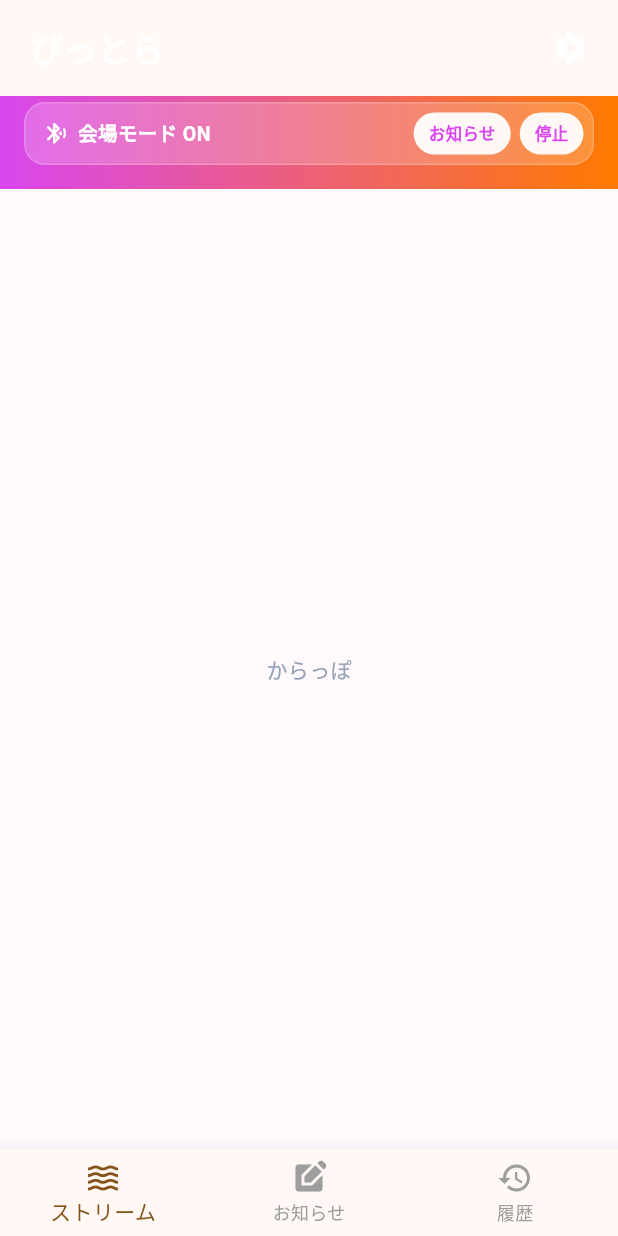
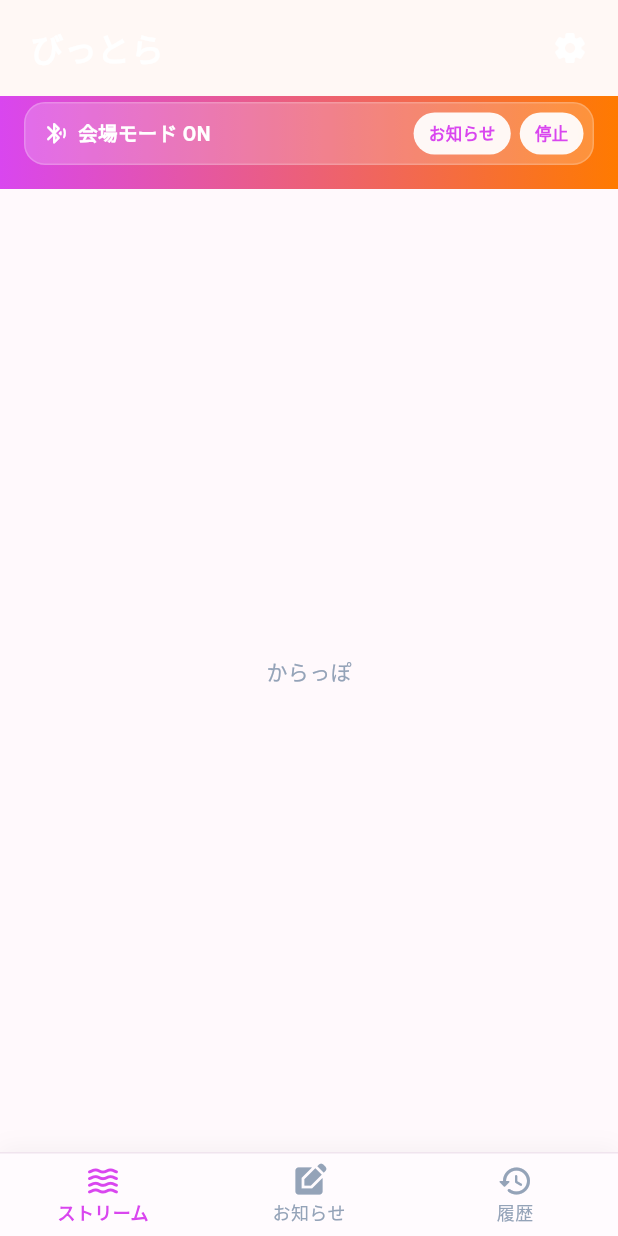
Before and after one commit to kaeruko/bittra, a Flutter app: the screen it shows after launch, after a tap on "同意してはじめる / Agree and Continue", on a phone screen of 412 x 824 dp. Run offline on Flutter 3.47's test engine with Material 3 defaults, Android fonts, the phone set to English and light mode, and no system bars; our stand-ins replace flutter_riverpod, go_router, riverpod_annotation, shared_preferences, sqflite, webview_flutter; accounts and stored records are empty; generated files the repository leaves out were written again.

Commit message:
Restyle bottom navigation to match stream UI

```diff
--- a/lib/screens/main_scaffold.dart
+++ b/lib/screens/main_scaffold.dart
@@ -10,17 +10,55 @@ class MainScaffold extends StatelessWidget {
   Widget build(BuildContext context) {
     return Scaffold(
       body: child,
-      bottomNavigationBar: BottomNavigationBar(
-        currentIndex: _calculateSelectedIndex(context),
-        onTap: (int idx) => _onItemTapped(idx, context),
-        items: const [
-          BottomNavigationBarItem(icon: Icon(Icons.waves), label: 'ストリーム'),
-          BottomNavigationBarItem(icon: Icon(Icons.edit_square), label: 'お知らせ'),
-          BottomNavigationBarItem(icon: Icon(Icons.history), label: '履歴'),
-        ],
-        selectedItemColor: Theme.of(context).colorScheme.primary,
-        unselectedItemColor: Colors.grey,
-        showUnselectedLabels: true,
+      bottomNavigationBar: DecoratedBox(
+        decoration: BoxDecoration(
+          color: const Color(0xFFFFFBFE),
+          border: const Border(
+            top: BorderSide(color: Color(0xFFF0E4EE)),
+          ),
+          boxShadow: [
+            BoxShadow(
+              color: Colors.black.withValues(alpha: 0.04),
+              blurRadius: 12,
+              offset: const Offset(0, -3),
+            ),
+          ],
+        ),
+        child: SafeArea(
+          top: false,
+          child: BottomNavigationBar(
+            currentIndex: _calculateSelectedIndex(context),
+            onTap: (int idx) => _onItemTapped(idx, context),
+            type: BottomNavigationBarType.fixed,
+            backgroundColor: Colors.transparent,
+            elevation: 0,
+            selectedItemColor: const Color(0xFFD946EF),
+            unselectedItemColor: const Color(0xFF94A3B8),
+            selectedLabelStyle: const TextStyle(
+              fontSize: 12,
+              fontWeight: FontWeight.w700,
+            ),
+            unselectedLabelStyle: const TextStyle(
+              fontSize: 12,
+              fontWeight: FontWeight.w500,
+            ),
+            showUnselectedLabels: true,
+            items: const [
+              BottomNavigationBarItem(
+                icon: Icon(Icons.waves_rounded),
+                label: 'ストリーム',
+              ),
+              BottomNavigationBarItem(
+                icon: Icon(Icons.edit_square),
+                label: 'お知らせ',
+              ),
+              BottomNavigationBarItem(
+                icon: Icon(Icons.history_rounded),
+                label: '履歴',
+              ),
+            ],
+          ),
+        ),
       ),
     );
   }
```
